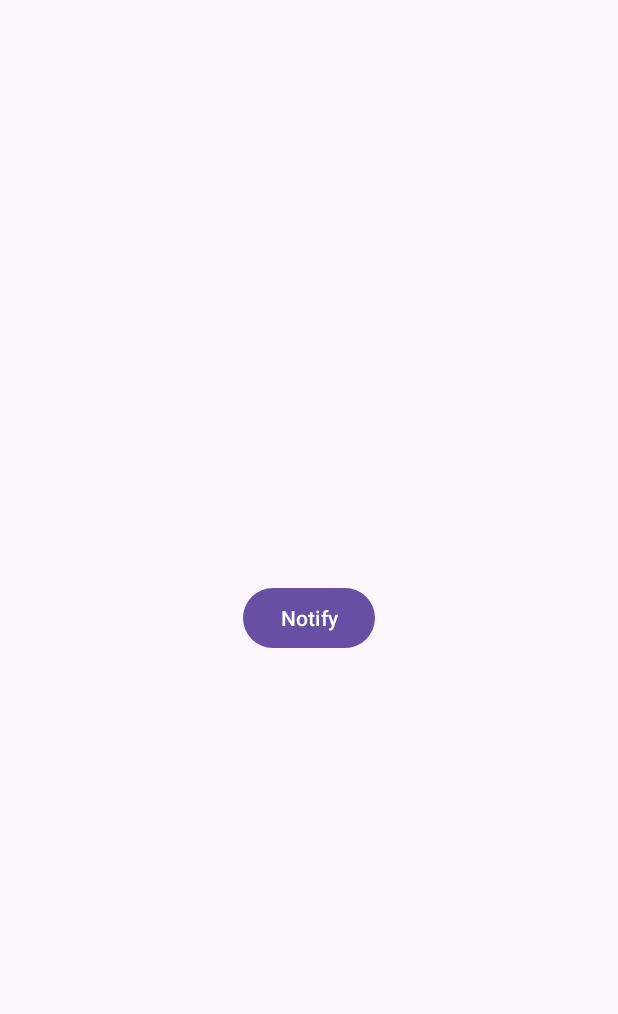
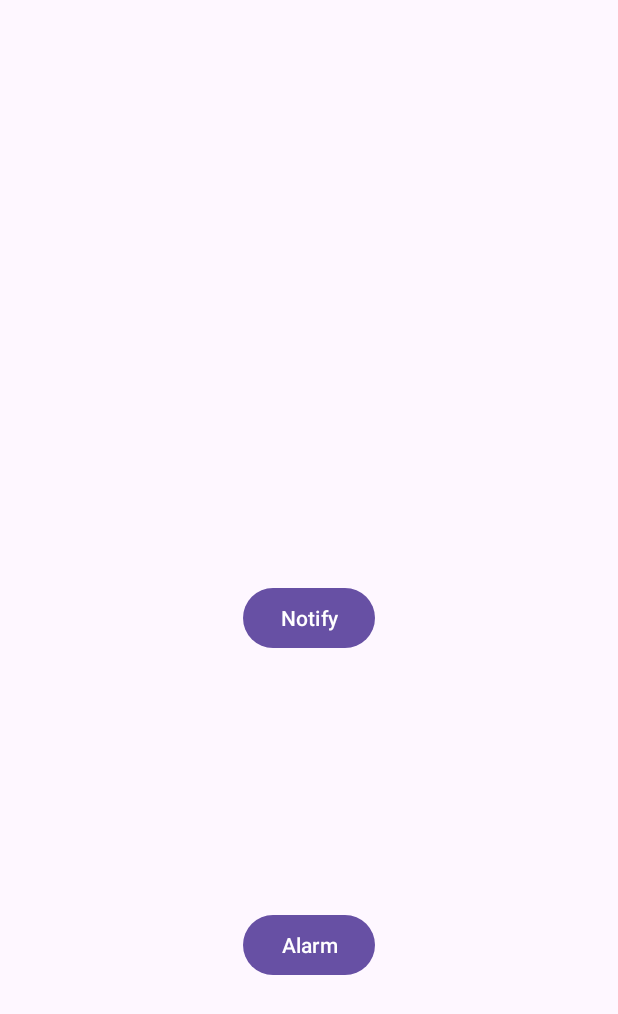
Before and after one commit to igoracad/SecondCognizantApp, an Android app: the screen it shows after launch (AnyActivity), on a phone screen of 412 x 824 dp. Shown: the top 1014 px of the screen. Run offline under Robolectric (Android 15) with nearby library versions, the phone set to English and light mode, and no system bars.

```diff
--- a/app/build.gradle.kts
+++ b/app/build.gradle.kts
@@ -4,6 +4,10 @@ plugins {
 }
 
 android {
+    buildFeatures {
+        viewBinding = true
+    }
+
     namespace = "com.example.secondcognizantapp"
     compileSdk = 34
 
--- a/app/src/main/java/com/example/secondcognizantapp/AnyActivity.java
+++ b/app/src/main/java/com/example/secondcognizantapp/AnyActivity.java
@@ -2,6 +2,7 @@ package com.example.secondcognizantapp;
 
 import static android.app.Notification.EXTRA_NOTIFICATION_ID;
 
+import android.app.AlarmManager;
 import android.app.NotificationChannel;
 import android.app.NotificationManager;
 import android.app.PendingIntent;
@@ -14,27 +15,47 @@ import android.widget.Button;
 import androidx.appcompat.app.AppCompatActivity;
 import androidx.core.app.NotificationCompat;
 
+import com.example.secondcognizantapp.databinding.ActivityAnyBinding;
+
 public class AnyActivity extends AppCompatActivity {
-    Button notifyButton;
+    //Button notifyButton;
 
+    private ActivityAnyBinding binding;
 
     @Override
     protected void onCreate(Bundle savedInstanceState) {
         super.onCreate(savedInstanceState);
-        setContentView(R.layout.activity_any);
-        notifyButton = findViewById(R.id.btnNotify);
+        binding = ActivityAnyBinding.inflate(getLayoutInflater());
+        View view = binding.getRoot();
+        setContentView(view);
+        //notifyButton = findViewById(R.id.btnNotify);
 
     }
 
     @Override
     protected void onStart() {
         super.onStart();
-        notifyButton.setOnClickListener(new View.OnClickListener() {
+        binding.btnNotify.setOnClickListener(new View.OnClickListener() {
             @Override
             public void onClick(View v) {
                 showNotification();
             }
         });
+        binding.btnAlarm.setOnClickListener(new View.OnClickListener() {
+            @Override
+            public void onClick(View v) {
+                openMainActivity();
+            }
+        });
+    }
+
+    private void openMainActivity() {
+        AlarmManager alarmManager = (AlarmManager) getSystemService(ALARM_SERVICE);
+        long triggerTime = System.currentTimeMillis()+30*60;
+        Intent intent = new Intent(this, MainActivity.class);
+        intent.setFlags(Intent.FLAG_ACTIVITY_NEW_TASK);
+        PendingIntent pendingIntent = PendingIntent.getActivity(this,0,intent, PendingIntent.FLAG_IMMUTABLE);
+        alarmManager.set(AlarmManager.RTC, triggerTime, pendingIntent);
     }
 
     private void showNotification() {
--- a/app/src/main/res/layout/activity_any.xml
+++ b/app/src/main/res/layout/activity_any.xml
@@ -17,4 +17,14 @@
         app:layout_constraintStart_toStartOf="parent"
         app:layout_constraintTop_toTopOf="parent" />
 
+    <Button
+        android:id="@+id/btnAlarm"
+        android:layout_width="wrap_content"
+        android:layout_height="wrap_content"
+        android:text="Alarm"
+        app:layout_constraintBottom_toBottomOf="parent"
+        app:layout_constraintEnd_toEndOf="parent"
+        app:layout_constraintStart_toStartOf="parent"
+        app:layout_constraintTop_toBottomOf="@+id/btnNotify" />
+
 </androidx.constraintlayout.widget.ConstraintLayout>
```
